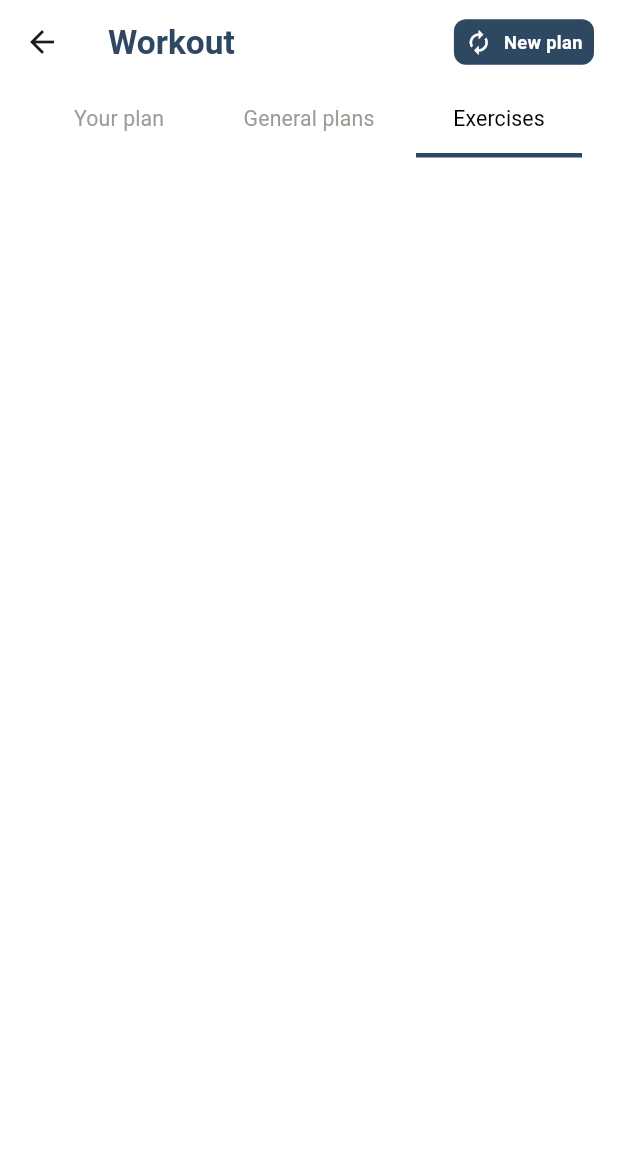
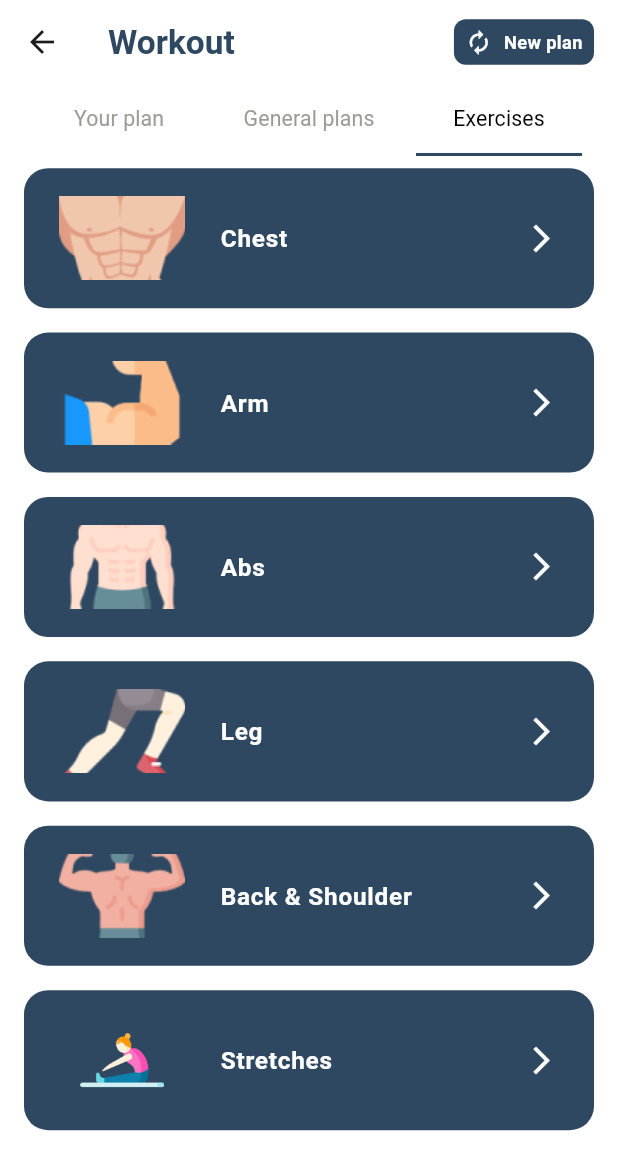
Before and after one commit to osamamorizk/fitness-app, a Flutter app: the WorkoutView screen opened directly, tab 3 chosen, on a phone screen of 412 x 824 dp. Shown: the top 1170 px of the screen. Run offline on Flutter 3.47's test engine with Material 3 defaults, Android fonts, the phone set to English and light mode, and no system bars; our stand-ins replace bloc, camera, flutter_bloc, flutter_screenutil, persistent_bottom_nav_bar, pinput and 1 more; missing offline and left inert: gal.

Commit message:
add exercise view

```diff
--- a/lib/core/helpers/app_assets.dart
+++ b/lib/core/helpers/app_assets.dart
@@ -106,6 +106,30 @@ class Assets {
   /// assets/icons/yoga.png
   static const String iconsYoga = "assets/icons/yoga.png";
 
+  /// Assets for imagesExercisesABS
+  /// assets/images/exercises/ABS.png
+  static const String imagesExercisesABS = "assets/images/exercises/ABS.png";
+
+  /// Assets for imagesExercisesARM
+  /// assets/images/exercises/ARM.png
+  static const String imagesExercisesARM = "assets/images/exercises/ARM.png";
+
+  /// Assets for imagesExercisesBack
+  /// assets/images/exercises/Back.png
+  static const String imagesExercisesBack = "assets/images/exercises/Back.png";
+
+  /// Assets for imagesExercisesChest
+  /// assets/images/exercises/chest.png
+  static const String imagesExercisesChest = "assets/images/exercises/chest.png";
+
+  /// Assets for imagesExercisesLeg
+  /// assets/images/exercises/leg.png
+  static const String imagesExercisesLeg = "assets/images/exercises/leg.png";
+
+  /// Assets for imagesExercisesStretches
+  /// assets/images/exercises/stretches.png
+  static const String imagesExercisesStretches = "assets/images/exercises/stretches.png";
+
   /// Assets for imagesGeneralPlanBodyweight
   /// assets/images/general_plan/bodyweight.png
   static const String imagesGeneralPlanBodyweight = "assets/images/general_plan/bodyweight.png";
--- /dev/null
+++ b/lib/feature/workout/data/models/exercise_model.dart
@@ -0,0 +1,38 @@
+import 'package:graduation_project/core/helpers/app_assets.dart';
+
+class ExerciseModel {
+  final String name;
+  final String image;
+
+  ExerciseModel({
+    required this.name,
+    required this.image,
+  });
+}
+
+List<ExerciseModel> exerciseList = [
+  ExerciseModel(
+    name: "Chest",
+    image: Assets.imagesExercisesChest,
+  ),
+  ExerciseModel(
+    name: "Arm",
+    image: Assets.imagesExercisesARM,
+  ),
+  ExerciseModel(
+    name: "Abs",
+    image: Assets.imagesExercisesABS,
+  ),
+  ExerciseModel(
+    name: "Leg",
+    image: Assets.imagesExercisesLeg,
+  ),
+  ExerciseModel(
+    name: "Back & Shoulder",
+    image: Assets.imagesExercisesBack,
+  ),
+  ExerciseModel(
+    name: "Stretches",
+    image: Assets.imagesExercisesStretches,
+  ),
+];
--- a/lib/feature/workout/presentation/views/exercise_view.dart
+++ b/lib/feature/workout/presentation/views/exercise_view.dart
@@ -1,10 +1,31 @@
 import 'package:flutter/material.dart';
+
+import 'package:graduation_project/core/helpers/spacing.dart';
+
+import 'package:graduation_project/feature/workout/data/models/exercise_model.dart';
+import 'package:graduation_project/feature/workout/presentation/views/widgets/exercise_item.dart';
 
 class ExerciseView extends StatelessWidget {
   const ExerciseView({super.key});
 
   @override
   Widget build(BuildContext context) {
-    return const Scaffold();
+    return Padding(
+      padding: const EdgeInsets.symmetric(horizontal: 16),
+      child: Column(
+        children: [
+          verticalSpace(8),
+          Expanded(
+            child: ListView.separated(
+              separatorBuilder: (context, index) => verticalSpace(16),
+              itemBuilder: (context, index) => ExerciseItem(
+                exerciseModel: exerciseList[index],
+              ),
+              itemCount: exerciseList.length,
+            ),
+          ),
+        ],
+      ),
+    );
   }
 }
--- a/lib/feature/workout/presentation/views/general_plans_view.dart
+++ b/lib/feature/workout/presentation/views/general_plans_view.dart
@@ -11,13 +11,20 @@ class GeneralPlansView extends StatelessWidget {
   @override
   Widget build(BuildContext context) {
     return Padding(
-      padding: const EdgeInsets.symmetric(horizontal: 16, vertical: 16),
+      padding: const EdgeInsets.symmetric(horizontal: 16),
+      child: Column(
+        children: [
+          verticalSpace(8),
+          Expanded(
             child: ListView.separated(
                 itemCount: fitnessPlans.length,
                 separatorBuilder: (context, index) => verticalSpace(16),
                 itemBuilder: (context, index) => GeneralPlanItem(
                       generalPLanModel: fitnessPlans[index],
                     )),
+          ),
+        ],
+      ),
     );
   }
 }
--- /dev/null
+++ b/lib/feature/workout/presentation/views/widgets/exercise_item.dart
@@ -0,0 +1,43 @@
+import 'package:flutter/material.dart';
+import 'package:flutter_screenutil/flutter_screenutil.dart';
+import 'package:graduation_project/core/themes/colors_manger.dart';
+import 'package:graduation_project/core/themes/text_styles.dart';
+import 'package:graduation_project/feature/workout/data/models/exercise_model.dart';
+
+class ExerciseItem extends StatelessWidget {
+  const ExerciseItem({
+    super.key,
+    required this.exerciseModel,
+  });
+  final ExerciseModel exerciseModel;
+  @override
+  Widget build(BuildContext context) {
+    return Container(
+      height: 92.h,
+      width: MediaQuery.sizeOf(context).width * .9,
+      decoration: BoxDecoration(
+        color: ColorsManger.darkBlue,
+        borderRadius: BorderRadius.circular(16),
+      ),
+      child: Center(
+        child: ListTile(
+          leading: Image.asset(
+            width: 90.w,
+            height: 60.h,
+            exerciseModel.image,
+          ),
+          title: Text(
+            exerciseModel.name,
+            style: TextStyles.font16whiteBold,
+          ),
+          trailing: const Icon(
+            size: 22,
+            weight: .4,
+            Icons.arrow_forward_ios,
+            color: Colors.white,
+          ),
+        ),
+      ),
+    );
+  }
+}
--- a/lib/feature/workout/presentation/views/workout_view.dart
+++ b/lib/feature/workout/presentation/views/workout_view.dart
@@ -28,7 +28,6 @@ class WorkoutView extends StatelessWidget {
             labelPadding: const EdgeInsets.all(0),
             padding: const EdgeInsets.symmetric(horizontal: 16),
             indicatorPadding: const EdgeInsets.symmetric(horizontal: 8),
-            indicatorWeight: 3,
             labelStyle: TextStyles.font14BlackRegular,
             dividerColor: Colors.transparent,
             indicatorSize: TabBarIndicatorSize.tab,
--- a/pubspec.yaml
+++ b/pubspec.yaml
@@ -60,6 +60,7 @@ flutter:
   assets:
     - assets/images/
     - assets/images/general_plan/
+    - assets/images/exercises/
     - assets/icons/
   # An image asset can refer to one or more resolution-specific "variants", see
   # https://flutter.dev/to/resolution-aware-images
```
Also changed, not shown: assets/images/exercises/ABS.png (added), assets/images/exercises/ARM.png (added), assets/images/exercises/Back.png (added), assets/images/exercises/chest.png (added), assets/images/exercises/leg.png (added), assets/images/exercises/stretches.png (added). Lines whose indentation alone changed are shown as unchanged.
